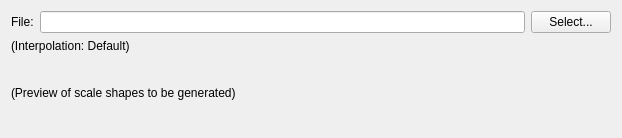
Qt form volumina/widgets/multiscaleFileExportOptionsWidget.ui (ilastik/volumina) before a commit.
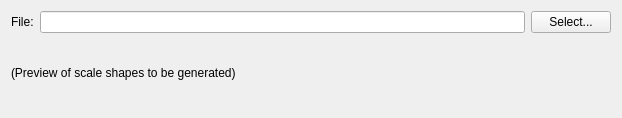
The same form after that commit.

Commit message:
Move interpolation from extra label into scales preview
Save some space in the export dialog.

What changed in the file:
```diff
--- a/volumina/widgets/multiscaleFileExportOptionsWidget.ui
+++ b/volumina/widgets/multiscaleFileExportOptionsWidget.ui
@@ -37,13 +37,6 @@
      </property>
     </widget>
    </item>
-   <item row="2" column="0" colspan="3">
-    <widget class="QLabel" name="scalingInterpolationLabel">
-     <property name="text">
-      <string>(Interpolation: Default)</string>
-     </property>
-    </widget>
-   </item>
    <item row="3" column="0" colspan="3">
     <widget class="QScrollArea">
      <property name="widgetResizable">
```
The commit also changes 1 other file.
